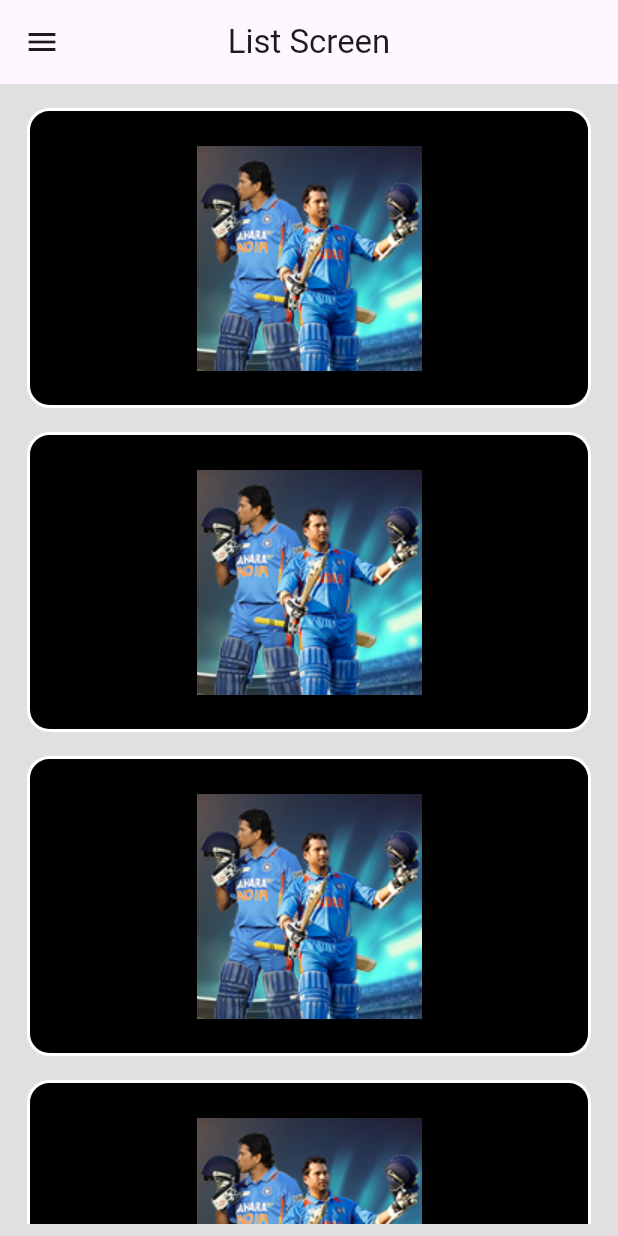
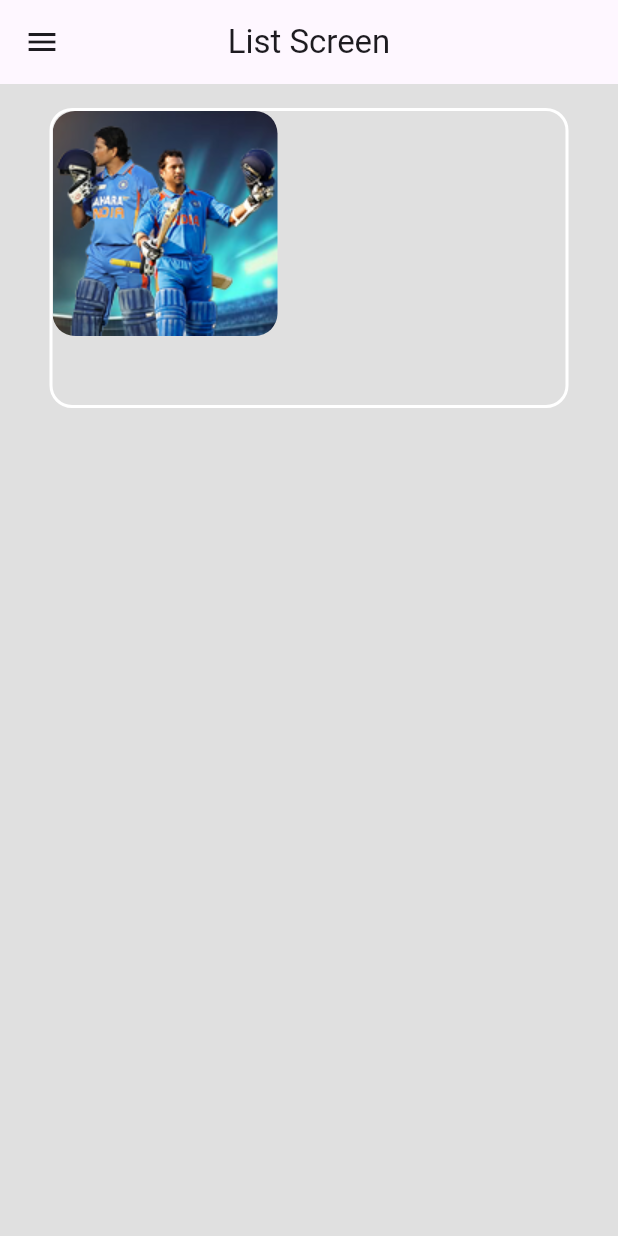
Before and after one commit to AnJasid/game_info, a Flutter app: the ListScreen screen opened directly, on a phone screen of 412 x 824 dp. Run offline on Flutter 3.47's test engine with Material 3 defaults, Android fonts, the phone set to English and light mode, and no system bars; our stand-ins replace flutter_riverpod.

Commit message:
update for sport data

```diff
--- a/lib/models/sport.dart
+++ b/lib/models/sport.dart
@@ -1,8 +1,10 @@
 class Sport {
   const Sport({
+    required this.imagePath,
     required this.title,
     required this.text,
   });
+  final String imagePath;
   final String title;
   final String text;
 }
--- a/lib/sport_list/sport_data.dart
+++ b/lib/sport_list/sport_data.dart
@@ -3,23 +3,8 @@ import 'package:game_info/models/sport.dart';
 class SportData {
   final List<Sport> sportList = [
     const Sport(
+      imagePath: 'assets/example.png',
       title: 'Cricket',
-      text: 'text',
-    ),
-    const Sport(
-      title: 'Football',
-      text: 'text',
-    ),
-    const Sport(
-      title: 'Basketball',
-      text: 'text',
-    ),
-    const Sport(
-      title: 'Tennis',
-      text: 'text',
-    ),
-    const Sport(
-      title: 'Volleyball',
       text: 'text',
     ),
   ];
--- a/lib/sport_list/sport_item.dart
+++ b/lib/sport_list/sport_item.dart
@@ -21,7 +21,7 @@ class SportItem extends StatelessWidget {
   @override
   Widget build(BuildContext context) {
     return Padding(
-      padding: const EdgeInsets.symmetric(vertical: 8, horizontal: 10),
+      padding: const EdgeInsets.symmetric(vertical: 8, horizontal: 25),
       child: GestureDetector(
         onTap: () {
           _goToInfoScreen(context);
@@ -29,20 +29,38 @@ class SportItem extends StatelessWidget {
         child: Container(
           height: 200,
           decoration: BoxDecoration(
-            color: Colors.black,
+            // gradient: const LinearGradient(
+            //   begin: Alignment.topLeft,
+            //   end: Alignment.topRight,
+            //   colors: [
+            //     Color(0xffF5B7B1),
+            //     Color(0xffE7D3D3),
+            //   ],
+            // ),
             borderRadius: BorderRadius.circular(15),
             border: Border.all(
               color: Colors.white,
               width: 2.0,
             ),
           ),
-          child: Center(
-            child: Container(
-              width: 150,
-              height: 150,
-              child: Image.asset('assets/example.png'),
-            ),
+          child: Stack(
+            children: [
+              ClipRRect(
+                borderRadius: BorderRadius.circular(15),
+                child: Image.asset(
+                  sport.imagePath,
+                  fit: BoxFit.cover,
+                ),
+              )
+            ],
           ),
+          // child: Center(
+          //   child: Container(
+          //     width: 150,
+          //     height: 150,
+          //     child: Image.asset(sport.imagePath),
+          //   ),
+          // ),
         ),
       ),
     );
```
